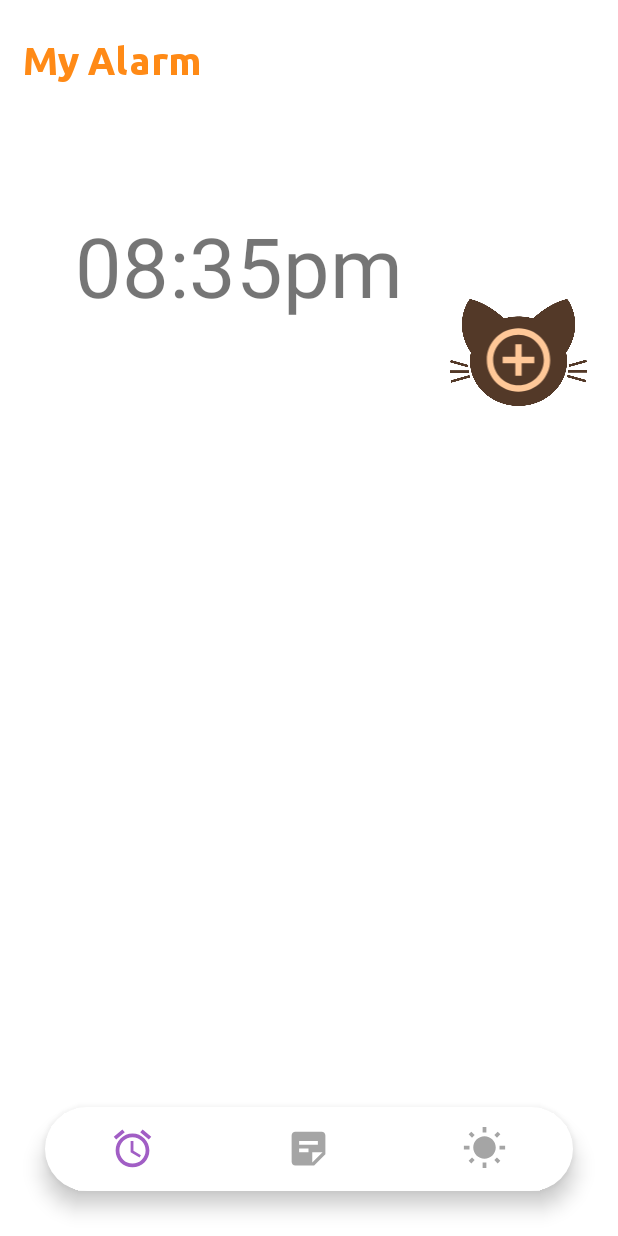
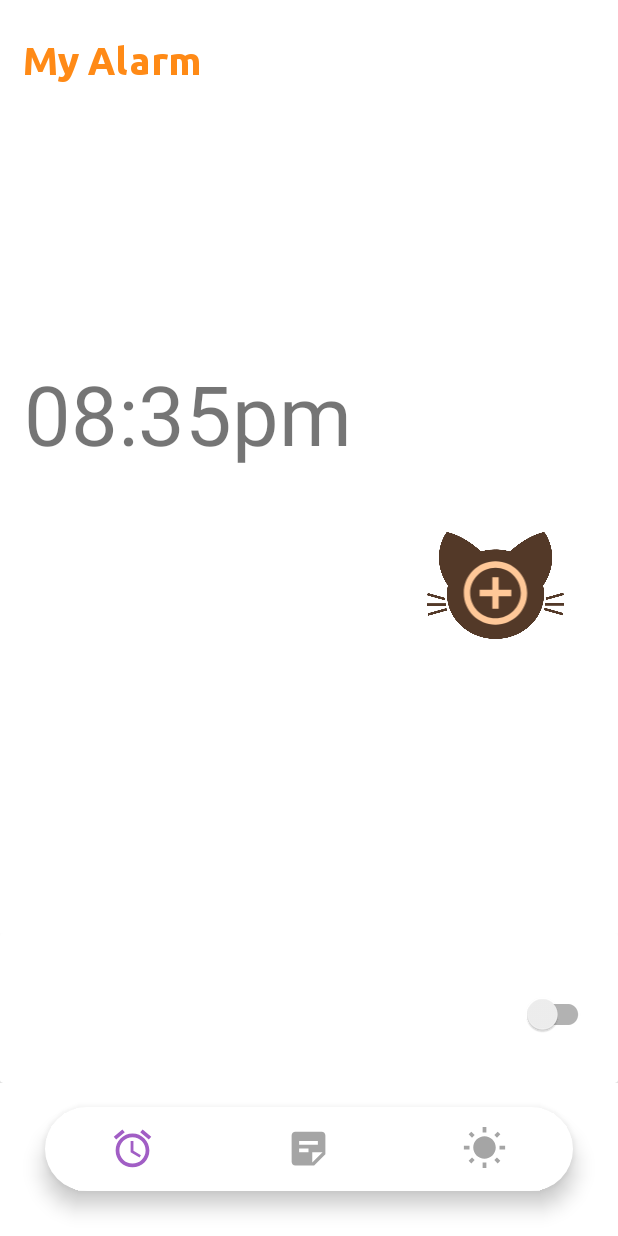
Before and after one commit to utkasigns/Felix_alarm, an Android app: the WeatherActivity screen opened directly, with no data from a screen before it, after a tap on an icon or button, on a phone screen of 412 x 824 dp. Run offline under Robolectric (Android 15) with nearby library versions, the light colour scheme and no system bars; our stand-ins replace Room's generated code, Volley, sdp/ssp sizes; 1 statement that could not run was skipped.

Commit message:
исправила шаблон будильника

```diff
--- a/app/src/main/java/com/example/felixalarm/activities/Alarm.java
+++ b/app/src/main/java/com/example/felixalarm/activities/Alarm.java
@@ -1,51 +1,55 @@
-package com.example.felixalarm.activities;
-
-public class Alarm {
-    private int id;
-
-    private String name;
-
-    @Override
-    public String toString() {
-        return "Alarm{" +
-                "id=" + id +
-                ", name='" + name + '\'' +
-                ", time='" + time + '\'' +
-                '}';
-    }
-
-    private String time;
-
-    public int getId() {
-        return id;
-    }
-
-    public void setId(int id) {
-        this.id = id;
-    }
-
-    public String getName() {
-        return name;
-    }
-
-    public void setName(String name) {
-        this.name = name;
-    }
-
-    public String getTime() {
-        return time;
-    }
-
-    public void setTime(String time) {
-        this.time = time;
-    }
-
-
-
-    public Alarm(int id, String name, String time) {
-        this.id = id;
-        this.name = name;
-        this.time = time;
-    }
-
-}
+//package com.example.felixalarm.activities;
+//
+//import android.widget.EditText;
+//import android.widget.TextView;
+//
+//public class Alarm {
+//    private int id;
+//
+//    private EditText name;
+//
+////    @Override
+////    public String toString() {
+////        return "Alarm{" +
+////                "id=" + id +
+////                ", name='" + name + '\'' +
+////                ", time='" + time + '\'' +
+////                '}';
+////    }
+//
+//    private TextView time;
+//
+//    public int getId() {
+//        return id;
+//    }
+//
+//    public void setId(int id) {
+//        this.id = id;
+//    }
+//
+//    public String getName() {
+//
+//        return String.valueOf(name.getText());
+//    }
+//
+//    public void setName()) {
+//        this.name = name;
+//    }
+//
+//    public String getTime() {
+//        return String.valueOf(time.getText());
+//    }
+//
+//    public void setTime(TextView time) {
+//        this.time = time;
+//    }
+//
+//
+//    public Alarm(int id, String name, String time) {
+//        this.id = id;
+//        this.name = name;
+//        this.time = time;
+//    }
+//
+//
+//}
--- a/app/src/main/java/com/example/felixalarm/activities/AlarmActivity.java
+++ b/app/src/main/java/com/example/felixalarm/activities/AlarmActivity.java
@@ -1,12 +1,15 @@
 package com.example.felixalarm.activities;
 
 import androidx.annotation.NonNull;
+import androidx.annotation.Nullable;
 import androidx.appcompat.app.AppCompatActivity;
 import androidx.recyclerview.widget.LinearLayoutManager;
 import androidx.recyclerview.widget.RecyclerView;
 
+import android.annotation.SuppressLint;
 import android.content.Intent;
 import android.nfc.Tag;
+import android.os.AsyncTask;
 import android.os.Bundle;
 import android.provider.AlarmClock;
 import android.util.Log;
@@ -17,53 +20,56 @@ import android.widget.ImageView;
 import com.example.felixalarm.R;
 import com.example.felixalarm.adapters.AlarmsAdapter;
 //import com.example.felixalarm.entities.Alarm;
+import com.example.felixalarm.database.AlarmsDatabase;
+import com.example.felixalarm.database.NotesDatabase;
+import com.example.felixalarm.entities.Alarm;
+import com.example.felixalarm.entities.Note;
 import com.google.android.material.bottomnavigation.BottomNavigationView;
 import com.google.android.material.navigation.NavigationBarView;
 import com.google.android.material.tabs.TabLayout;
 
 import java.util.ArrayList;
 import java.util.Arrays;
+import java.util.Collection;
+import java.util.Iterator;
 import java.util.List;
+import java.util.ListIterator;
 
 public class AlarmActivity extends AppCompatActivity  {
     public static final int REQUEST_CODE_ADD_ALARM = 1;
     public static final int REQUEST_CODE_UPDATE_ALARM = 2;
     public static final int REQUEST_CODE_SHOW_ALARMS = 3;
+    private RecyclerView alarmRecyclerView;
 
-    LinearLayoutManager alarmManager;
-    AlarmsAdapter alarmsAdapter;
+
+    RecyclerView.LayoutManager alarmManager;
+    RecyclerView.Adapter alarmsAdapter;
     AlarmListApplication alarmListApplication= (AlarmListApplication) this.getApplication();
 
-    List<Alarm> alarmList=new ArrayList<Alarm>();
-    private static final String TAG="alarm app";
-
-    AlarmClock alarmClock;
-    int hours,minutes;
+    private List<Alarm> alarmList;
 
     private int alarmClickedPosition = -1;
-    private RecyclerView alarmRecyclerView;
 
     @Override
     protected void onCreate(Bundle savedInstanceState) {
         super.onCreate(savedInstanceState);
         setContentView(R.layout.activity_alarm);
-        fillAlarmList();
-        Log.d(TAG, "OnCreate:" +alarmList.toString());
+
         alarmList=AlarmListApplication.getAlarmList();
-
 
         ImageView imageAddNewAlarm = findViewById(R.id.imageAddAlarm);
         imageAddNewAlarm.setOnClickListener(new View.OnClickListener() {
             @Override
             public void onClick(View v) {
-                Intent i= new Intent(AlarmActivity.this, CreateAlarmActivity.class);
-                startActivity(i);
-                ;}
+                startActivityForResult(
+                new Intent(AlarmActivity.this, CreateAlarmActivity.class),
+                REQUEST_CODE_ADD_ALARM);
+                }
 
             });
 
 
-        alarmRecyclerView=findViewById(R.id.alarmRecycleView);
+        alarmRecyclerView = findViewById(R.id.alarmRecycleView);
         alarmRecyclerView.setHasFixedSize(true);
 
         alarmManager= new LinearLayoutManager(this);
@@ -72,20 +78,6 @@ public class AlarmActivity extends AppCompatActivity  {
         alarmsAdapter=new AlarmsAdapter(alarmList,AlarmActivity.this);
         alarmRecyclerView.setAdapter(alarmsAdapter);
 
-
-//        AlarmsAdapter alarmsAdapter=new AlarmsAdapter(alarmList);
-//        alarmRecyclerView.setAdapter(alarmsAdapter);
-//        alarmRecyclerView.setLayoutManager(new LinearLayoutManager(this));
-
-
-
-
-
-//                Intent i=new Intent(getApplicationContext(), );
-//                 i.putExtra(AlarmClock.EXTRA_HOUR, hours);
-//                 i.putExtra(AlarmClock.EXTRA_MINUTES, minutes);
-//                 i.putExtra(AlarmClock.EXTRA_SKIP_UI, true);
-//                 startActivity(i);
 
         BottomNavigationView bottomNavigationView = findViewById(R.id.bottom_navigation);
         bottomNavigationView.setSelectedItemId(R.id.nav_alarm);
@@ -109,11 +101,66 @@ public class AlarmActivity extends AppCompatActivity  {
             }
         });}
 
-    private void fillAlarmList() {
-        Alarm a1=new Alarm(1,"aaa","12:12");
-        Alarm a2=new Alarm(2,"ooo","13:12");
-        alarmList.addAll(Arrays.asList(new Alarm[]{a1,a2}));
+    public void onAlarmClicked(Alarm alarm, int position) {
+        alarmClickedPosition = position;
+        Intent intent = new Intent(getApplicationContext(),CreateAlarmActivity.class);
+        intent.putExtra("isViewOrUpdate", true);
+        intent.putExtra("alarm", alarm);
+        startActivityForResult(intent, REQUEST_CODE_UPDATE_ALARM);
     }
+
+
+    private void getAlarms(final int requestCode, final boolean isAlarmDeleted) {
+
+        @SuppressLint("StaticFieldLeak")
+        class GetAlarmTask extends AsyncTask<Void, Void, List<Alarm>> {
+
+            @Override
+            protected List<Alarm> doInBackground(Void... voids) {
+                return AlarmsDatabase
+                        .getDatabase(getApplicationContext())
+                        .alarmDao().getAllAlarms();
+            }
+
+            @Override
+            protected void onPostExecute(List<Alarm> alarms) {
+                super.onPostExecute(alarms);
+//                Log.d("MY_NOTES", notes.toString());
+                if (requestCode == REQUEST_CODE_SHOW_ALARMS ) {
+                    alarmList.addAll(alarms);
+                    alarmsAdapter.notifyDataSetChanged();
+                } else if (requestCode == REQUEST_CODE_ADD_ALARM) {
+                    alarmList.add(0, alarms.get(0));
+                    alarmsAdapter.notifyItemInserted(0);
+                    alarmRecyclerView.smoothScrollToPosition(0);
+                } else if (requestCode ==REQUEST_CODE_UPDATE_ALARM) {
+                    alarmList.remove(alarmClickedPosition);
+
+                    if (isAlarmDeleted) {
+                        alarmsAdapter.notifyItemRemoved(alarmClickedPosition);
+                    }else {
+                        alarmList.add(alarmClickedPosition, alarms.get(alarmClickedPosition));
+                        alarmsAdapter.notifyItemChanged(alarmClickedPosition);
+                    }
+                }
+            }
+
+        }
+        new GetAlarmTask().execute();
+    }
+    @Override
+    protected void onActivityResult(int requestCode, int resultCode, @Nullable Intent data) {
+        super.onActivityResult(requestCode, resultCode, data);
+        if (resultCode == REQUEST_CODE_ADD_ALARM && resultCode == RESULT_OK) {
+            getAlarms(REQUEST_CODE_ADD_ALARM, false);
+        } else if (requestCode == REQUEST_CODE_UPDATE_ALARM&& resultCode == RESULT_OK) {
+            if (data != null) {
+                getAlarms(REQUEST_CODE_UPDATE_ALARM, data.getBooleanExtra("isNoteDeleted", false));
+            }
+        }
+    }
+
+
 }
 
 
--- a/app/src/main/java/com/example/felixalarm/adapters/AlarmsAdapter.java
+++ b/app/src/main/java/com/example/felixalarm/adapters/AlarmsAdapter.java
@@ -2,6 +2,9 @@ package com.example.felixalarm.adapters;
 
 import android.annotation.SuppressLint;
 import android.content.Context;
+import android.graphics.BitmapFactory;
+import android.graphics.Color;
+import android.graphics.drawable.GradientDrawable;
 import android.view.LayoutInflater;
 import android.view.View;
 import android.view.ViewGroup;
@@ -9,41 +12,38 @@ import android.widget.Switch;
 import android.widget.TextView;
 
 import androidx.annotation.NonNull;
+import androidx.appcompat.widget.SwitchCompat;
 import androidx.constraintlayout.widget.ConstraintLayout;
 import androidx.recyclerview.widget.RecyclerView;
 
+//import com.example.felixalarm.R;
+//import com.example.felixalarm.activities.Alarm;
 import com.example.felixalarm.R;
-import com.example.felixalarm.activities.Alarm;
 import com.example.felixalarm.activities.AlarmActivity;
 //import com.example.felixalarm.entities.Alarm;
+import com.example.felixalarm.entities.Alarm;
+import com.example.felixalarm.entities.Note;
 import com.example.felixalarm.listeners.AlarmsListener;
 
 import java.util.List;
 
 public class AlarmsAdapter extends RecyclerView.Adapter<AlarmsAdapter.AlarmViewHolder> {
+
    private List<Alarm> alarmList;
    private AlarmsListener alarmsListener;
    private Context context;
 
 
-    public AlarmsAdapter(List<Alarm> alarmList, AlarmActivity alarmActivity) {
+    public AlarmsAdapter(List<Alarm> alarmList, Context context) {
         this.alarmList=alarmList;
         this.context=context;
     }
 
-    @NonNull
-    @Override
-    public AlarmViewHolder onCreateViewHolder(@NonNull ViewGroup parent, int viewType) {
-        View view=LayoutInflater.from(parent.getContext()).inflate(R.layout.uniwersal_alarm,parent,false);
-        AlarmViewHolder holder=new AlarmViewHolder(view);
-        return holder;
-    }
 
     @Override
     public void onBindViewHolder(@NonNull AlarmViewHolder holder, int position) {
         holder.name.setText(alarmList.get(position).getName());
         holder.time.setText(alarmList.get(position).getTime());
-//        +":"+getMinute()
     }
 
     @Override
@@ -52,9 +52,8 @@ public class AlarmsAdapter extends RecyclerView.Adapter<AlarmsAdapter.AlarmViewH
     }
 
 
-    public  class AlarmViewHolder extends RecyclerView.ViewHolder {
-        private TextView time;
-        private TextView name;
+    public  class AlarmViewHolder extends RecyclerView.ViewHolder implements View.OnClickListener {
+        private TextView time, name;
         private Switch active;
 
         public AlarmViewHolder(View itemView) {
@@ -62,8 +61,24 @@ public class AlarmsAdapter extends RecyclerView.Adapter<AlarmsAdapter.AlarmViewH
             time = itemView.findViewById(R.id.alarmSettenTime);
             name = itemView.findViewById(R.id.alarmSettenName);
             active = itemView.findViewById(R.id.switchAlarm);
+            itemView.setOnClickListener(this);
 
         }
+
+        @Override
+        public void onClick(View v) {
+            if (alarmsListener!=null)
+                alarmsListener.onAlarmClicked(v,getAdapterPosition());
+
+        }
+    }
+    @NonNull
+    @Override
+    public AlarmViewHolder onCreateViewHolder(@NonNull ViewGroup parent, int viewType) {
+        View view=LayoutInflater.from(parent.getContext()).inflate(R.layout.uniwersal_alarm,parent,false);
+        AlarmViewHolder holder=new AlarmViewHolder(view);
+        return holder;
+    }
 
 
 //    @Override
@@ -119,4 +134,4 @@ public class AlarmsAdapter extends RecyclerView.Adapter<AlarmsAdapter.AlarmViewH
 //        }
 //    }
 //
-    }}
+    }
--- a/app/src/main/java/com/example/felixalarm/dao/AlarmDao.java
+++ b/app/src/main/java/com/example/felixalarm/dao/AlarmDao.java
@@ -5,10 +5,8 @@ import androidx.room.Delete;
 import androidx.room.Insert;
 import androidx.room.OnConflictStrategy;
 import androidx.room.Query;
-import androidx.room.Update;
 
 import com.example.felixalarm.entities.Alarm;
-import com.example.felixalarm.entities.Note;
 
 import java.util.List;
 
--- a/app/src/main/java/com/example/felixalarm/entities/Alarm.java
+++ b/app/src/main/java/com/example/felixalarm/entities/Alarm.java
@@ -1,6 +1,7 @@
 package com.example.felixalarm.entities;
 
 import android.text.Editable;
+import android.widget.EditText;
 
 import androidx.room.ColumnInfo;
 import androidx.room.Entity;
@@ -11,7 +12,7 @@ import com.example.felixalarm.activities.AlarmListApplication;
 import java.io.Serializable;
 @Entity(tableName = "alarms")
 
-public class Alarm implements Serializable {
+public class Alarm implements Serializable  {
     AlarmListApplication alarmListApplication;
 
 
@@ -52,5 +53,4 @@ public class Alarm implements Serializable {
         this.id = id;
     }
 
-
 }
--- a/app/src/main/res/layout/activity_alarm.xml
+++ b/app/src/main/res/layout/activity_alarm.xml
@@ -1,5 +1,5 @@
 <?xml version="1.0" encoding="utf-8"?>
-<RelativeLayout xmlns:android="http://schemas.android.com/apk/res/android"
+<androidx.constraintlayout.widget.ConstraintLayout xmlns:android="http://schemas.android.com/apk/res/android"
     xmlns:app="http://schemas.android.com/apk/res-auto"
     xmlns:tools="http://schemas.android.com/tools"
     android:layout_width="match_parent"
@@ -38,7 +38,9 @@
         app:itemIconTint="@drawable/item_selector"
         app:itemRippleColor="@android:color/transparent"
         app:labelVisibilityMode="unlabeled"
-        app:menu="@menu/bottom_menu" />
+        app:menu="@menu/bottom_menu"
+
+        app:layout_constraintBottom_toBottomOf="parent"/>
 
     <!--Привет от Ани ;3      -->
 
@@ -48,39 +50,47 @@
         android:layout_width="@dimen/_70sdp"
         android:layout_height="@dimen/_55sdp"
         android:layout_alignTop="@id/textMyNotes"
-        android:layout_marginStart="300dp"
-        android:layout_marginTop="173dp"
-        android:layout_marginEnd="-10dp"
-        android:layout_marginBottom="@dimen/_10sdp"
+        android:layout_marginTop="169dp"
+        android:layout_marginEnd="36dp"
+        android:layout_marginBottom="66dp"
         android:background="@drawable/kitty_icon"
         android:contentDescription="@string/app_name"
         android:paddingStart="@dimen/_12sdp"
         android:paddingTop="@dimen/_12sdp"
         android:paddingEnd="@dimen/_12sdp"
+
         android:paddingBottom="@dimen/_4ssp"
         android:scaleType="fitCenter"
         android:src="@drawable/ic_add_outline"
-
-        app:tint="@color/orangeLight"/>
+        app:layout_constraintBottom_toTopOf="@+id/alarmRecycleView"
+        app:layout_constraintEnd_toEndOf="parent"
+        app:layout_constraintTop_toBottomOf="@+id/textMyNotes"
+        app:tint="@color/orangeLight" />
 
     <TextView
         android:id="@+id/textView"
         android:layout_width="wrap_content"
         android:layout_height="wrap_content"
-        android:layout_marginStart="50dp"
-        android:layout_marginTop="140dp"
+        android:layout_marginStart="16dp"
+        android:layout_marginTop="54dp"
+        android:layout_marginBottom="179dp"
         android:text="@string/What_time_is_it"
-        android:textSize="55dp" />
+        android:textSize="55dp"
+        app:layout_constraintBottom_toTopOf="@+id/alarmRecycleView"
+        app:layout_constraintStart_toStartOf="parent"
+        app:layout_constraintTop_toBottomOf="@+id/textMyNotes" />
 
     <androidx.recyclerview.widget.RecyclerView
         android:id="@+id/alarmRecycleView"
         android:layout_width="match_parent"
         android:layout_height="wrap_content"
-        android:layout_marginTop="300dp"
-        android:orientation="horizontal">
+        android:layout_marginBottom="16dp"
+        android:orientation="horizontal"
+        app:layout_constraintBottom_toTopOf="@+id/bottom_navigation"
+        app:layout_constraintEnd_toEndOf="parent"
+        app:layout_constraintStart_toStartOf="parent">
 
     </androidx.recyclerview.widget.RecyclerView>
 
 
-
-</RelativeLayout>
+</androidx.constraintlayout.widget.ConstraintLayout>
--- a/app/src/main/res/layout/uniwersal_alarm.xml
+++ b/app/src/main/res/layout/uniwersal_alarm.xml
@@ -34,8 +34,8 @@
                 android:layout_width="wrap_content"
                 android:layout_height="25dp"
                 android:layout_marginStart="16dp"
-                android:layout_marginTop="10dp"
-                android:layout_marginBottom="9dp"
+                android:layout_marginTop="9dp"
+                android:layout_marginBottom="10dp"
                 android:maxLength="35"
                 android:text="TextView"
                 app:layout_constraintBottom_toBottomOf="parent"
@@ -47,10 +47,12 @@
                 android:layout_width="91dp"
                 android:layout_height="52dp"
                 android:layout_marginTop="28dp"
+                android:layout_marginEnd="16dp"
                 android:layout_marginBottom="20dp"
                 app:layout_constraintBottom_toBottomOf="parent"
                 app:layout_constraintEnd_toEndOf="parent"
-                app:layout_constraintTop_toTopOf="parent" />
+                app:layout_constraintTop_toTopOf="parent"
+                app:layout_constraintVertical_bias="0.0" />
         </androidx.constraintlayout.widget.ConstraintLayout>
     </androidx.cardview.widget.CardView>
 </androidx.constraintlayout.widget.ConstraintLayout>
```
Also changed, not shown: app/src/main/java/com/example/felixalarm/activities/AlarmListApplication.java (+3 -9 lines), app/src/main/java/com/example/felixalarm/activities/CreateAlarmActivity.java (+25 -33 lines), app/src/main/java/com/example/felixalarm/database/AlarmsDatabase.java (added, +23 -0 lines), app/src/main/res/layout/activity_create_alarm.xml (+20 -16 lines).
